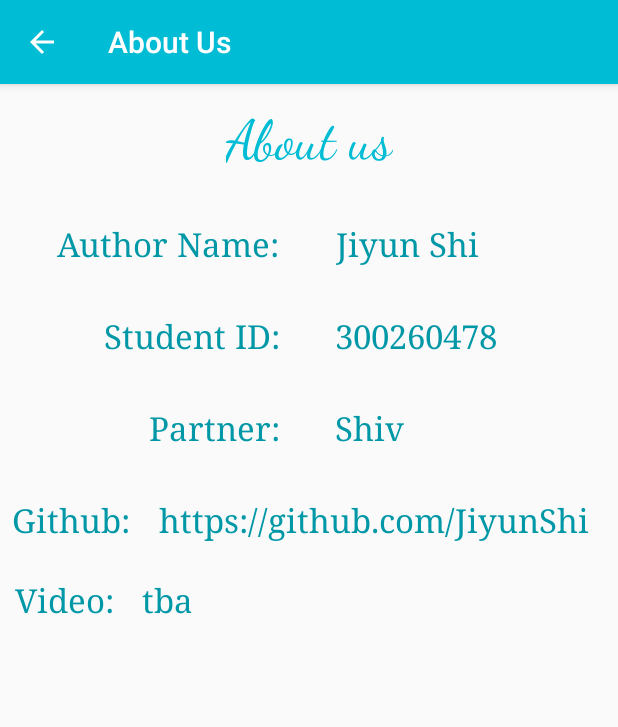
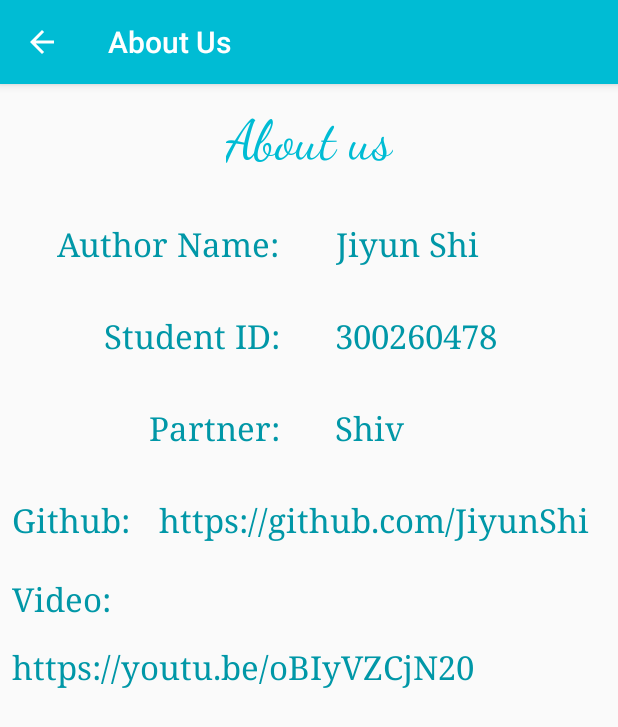
Before and after one commit to JiyunShi/MedicineTracker, an Android app: the AboutUsActivity screen opened directly, with no data from a screen before it, on a phone screen of 412 x 824 dp. Shown: the top 727 px of the screen. Run offline under Robolectric (Android 15) with nearby library versions, the phone set to English and light mode, and no system bars.

```diff
--- a/app/src/main/java/com/example/niceday/medicinetracker/MainActivity.java
+++ b/app/src/main/java/com/example/niceday/medicinetracker/MainActivity.java
@@ -324,10 +324,11 @@ public class MainActivity extends AppCompatActivity
             return;
         }
         Plan thisPlan;
+        String displayTotal="";
         for(int i=0; i<currentPlans.size();i++) {
 
             thisPlan = currentPlans.get(i);
-            String displayTotal="";
+
             String frenquence ="";
             String[] dayTime = {" Morning", " Afternoon", " Evening"};
             String underScore = "\r\n_____________________________________________\r\n \r\n";
--- a/app/src/main/res/layout/content_about_us.xml
+++ b/app/src/main/res/layout/content_about_us.xml
@@ -12,30 +12,29 @@
         android:id="@+id/textView22"
         android:layout_width="wrap_content"
         android:layout_height="wrap_content"
+        android:layout_marginEnd="8dp"
         android:layout_marginStart="8dp"
-        android:layout_marginEnd="8dp"
-        android:layout_marginTop="24dp"
         android:fontFamily="serif"
-        android:text="@string/tba"
+        android:text="@string/youtube_link"
         android:textAppearance="@style/TextAppearance.AppCompat.Large"
         android:textColor="@color/colorPrimaryDark"
-        app:layout_constraintHorizontal_bias="0.0"
-        app:layout_constraintLeft_toRightOf="@+id/textView19"
-        app:layout_constraintRight_toRightOf="parent"
-        app:layout_constraintTop_toBottomOf="@+id/textView20" />
+        app:layout_constraintLeft_toLeftOf="parent"
+        android:layout_marginTop="16dp"
+        app:layout_constraintTop_toBottomOf="@+id/textView21" />
 
     <TextView
         android:id="@+id/textView21"
         android:layout_width="wrap_content"
         android:layout_height="wrap_content"
-        android:layout_marginStart="10dp"
-        android:layout_marginTop="24dp"
+        android:layout_marginStart="8dp"
+        android:layout_marginTop="23dp"
         android:fontFamily="serif"
         android:text="@string/video"
         android:textAppearance="@style/TextAppearance.AppCompat.Large"
         android:textColor="@color/colorPrimaryDark"
         app:layout_constraintLeft_toLeftOf="parent"
-        app:layout_constraintTop_toBottomOf="@+id/textView19" />
+        app:layout_constraintTop_toBottomOf="@+id/textView19"
+         />
 
     <TextView
         android:id="@+id/textView19"
--- a/app/src/main/res/values/strings.xml
+++ b/app/src/main/res/values/strings.xml
@@ -73,4 +73,5 @@
     <string name="your_history_report">Your History Report</string>
     <string name="loading_report">Loading Report...</string>
     <string name="today_s_detail">Today\'s Detail</string>
+    <string name="youtube_link">https://youtu.be/oBIyVZCjN20</string>
 </resources>
```
